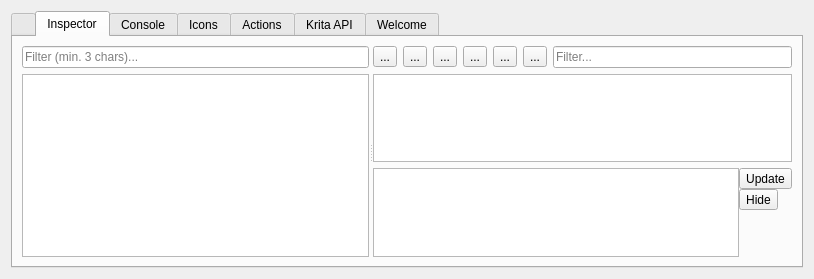
Old version of the form plugindevtools/PluginDevTools/DockerWidget.ui in the repository KnowZero/Krita-PythonPluginDeveloperTools.
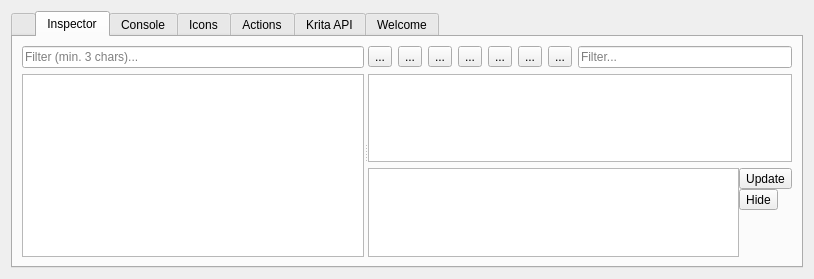
New version of the form. The open tabs and pages were chosen to show the change. Icons and pictures are not drawn.

Commit message: Added new Signal Event Inspector

What changed in the file:
```diff
--- a/plugindevtools/PluginDevTools/DockerWidget.ui
+++ b/plugindevtools/PluginDevTools/DockerWidget.ui
@@ -239,6 +239,19 @@
                </property>
               </widget>
              </item>
+             <item>
+              <widget class="QToolButton" name="inspectorEventViewerBtn">
+               <property name="toolTip">
+                <string>Event and Signal Viewer/Debugger</string>
+               </property>
+               <property name="text">
+                <string>...</string>
+               </property>
+               <property name="icon">
+                <iconset theme="klipper"/>
+               </property>
+              </widget>
+             </item>
              <item>
               <widget class="QLineEdit" name="inspectorTableFilter">
                <property name="placeholderText">
```
The commit also changes 3 other files.
